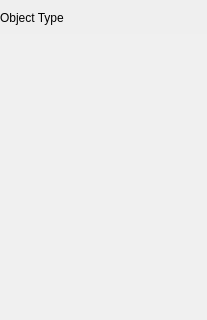
JotaRata/StarTrak-continued, file startrak-ui/qt/layouts/insp_undef.ui: the form before one commit; both pictures show x 0 to 207 and y 0 to 320 of the 207 by 687 pixel window.
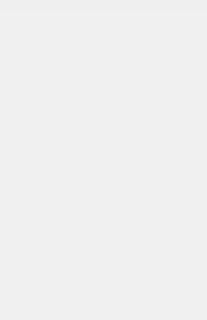
The form after the commit.

Commit message: Type label is now part of InspectorView rather than sub-inspectors Minor fixes

Diff of the .ui file:
```diff
--- a/startrak-ui/qt/layouts/insp_undef.ui
+++ b/startrak-ui/qt/layouts/insp_undef.ui
@@ -26,19 +26,6 @@
    <property name="rightMargin">
     <number>0</number>
    </property>
-   <item>
-    <widget class="QLabel" name="nameField">
-     <property name="sizePolicy">
-      <sizepolicy hsizetype="Preferred" vsizetype="Maximum">
-       <horstretch>0</horstretch>
-       <verstretch>0</verstretch>
-      </sizepolicy>
-     </property>
-     <property name="text">
-      <string>Object Type</string>
-     </property>
-    </widget>
-   </item>
    <item>
     <widget class="QTextEdit" name="contentField">
      <property name="styleSheet">
```
The commit also changes 6 other files.
